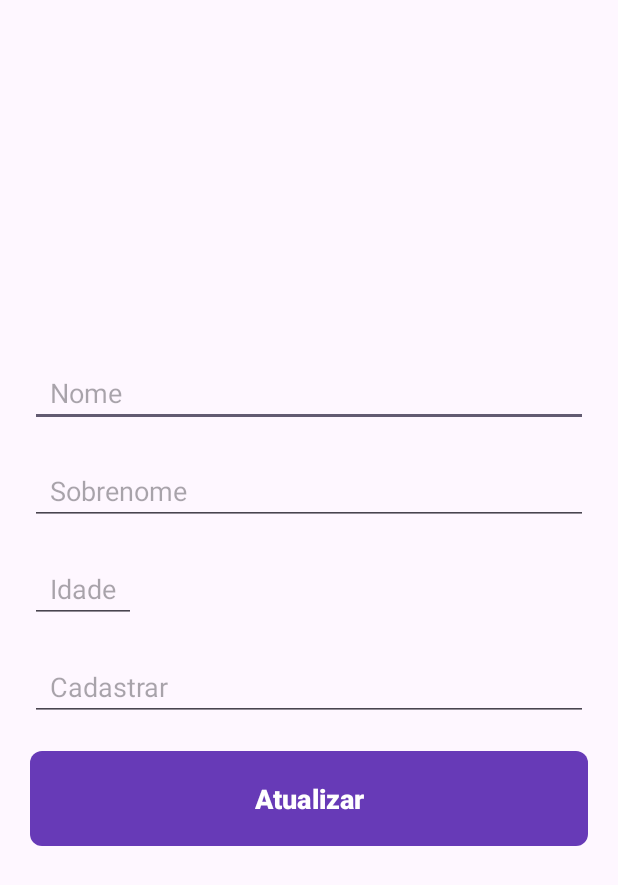
After one commit to herickkgb/AgendaDeTarefas, an Android app: the AtualizarUsuario screen opened directly, with no data from a screen before it, on a phone screen of 412 x 824 dp. The commit adds this screen. Shown: the top 885 px of the screen. Run offline under Robolectric (Android 15) with nearby library versions, the phone set to English and light mode, and no system bars.

Commit message:
Implementando DAO delete update

```diff
--- /dev/null
+++ b/app/src/main/java/com/herick/agendadetarefas/AtualizarUsuario.kt
@@ -0,0 +1,89 @@
+package com.herick.agendadetarefas
+
+import androidx.appcompat.app.AppCompatActivity
+import android.os.Bundle
+import android.widget.Toast
+import com.herick.agendadetarefas.dao.UsuarioDAO
+import com.herick.agendadetarefas.databinding.ActivityAtualizarUsuarioBinding
+import com.herick.agendadetarefas.databinding.ActivityCadastrarUsuarioBinding
+import com.herick.agendadetarefas.databinding.ActivityMainBinding
+import kotlinx.coroutines.CoroutineScope
+import kotlinx.coroutines.Dispatchers
+import kotlinx.coroutines.launch
+import kotlinx.coroutines.withContext
+
+class AtualizarUsuario : AppCompatActivity() {
+    private lateinit var binding: ActivityAtualizarUsuarioBinding
+
+    private lateinit var usuarioDAO: UsuarioDAO
+    override fun onCreate(savedInstanceState: Bundle?) {
+        super.onCreate(savedInstanceState)
+        binding = ActivityAtualizarUsuarioBinding.inflate(layoutInflater)
+        val view = binding.root
+        setContentView(view)
+
+        val nomeRecuperado = intent.extras?.getString("nome")
+        val sobrenomeRecuperado = intent.extras?.getString("sobrenome")
+        val numeroRecuperado = intent.extras?.getString("numero")
+        val idadeRecuperado = intent.extras?.getString("idade")
+        val uidRecuperado = intent.extras?.getString("uid")
+
+        binding.editNome.setText(nomeRecuperado)
+        binding.editSobrenome.setText(sobrenomeRecuperado)
+        binding.editTelefone.setText(numeroRecuperado)
+        binding.editIdade.setText(idadeRecuperado)
+
+        binding.btAtualizar.setOnClickListener {
+            CoroutineScope(Dispatchers.IO).launch {
+                val nome = binding.editNome.text.toString()
+                val sobrenome = binding.editSobrenome.text.toString()
+                val numero = binding.editTelefone.text.toString()
+                val idade =
+                    binding.editIdade.text.toString()  // Assuming you have an EditText for age with the id 'editIdade'
+                val uid = intent.extras!!.getInt("uid")
+                val mensagem: Boolean
+
+                if (nome.isEmpty() || sobrenome.isEmpty() || numero.isEmpty() || idade.isEmpty()) {
+                    mensagem = false
+                } else {
+                    mensagem = true
+
+                    atualizarContato(uid, nome, sobrenome, numero, idade)
+
+                }
+
+                withContext(Dispatchers.Main) {
+                    if (mensagem) {
+                        Toast.makeText(
+                            this@AtualizarUsuario,
+                            "Atualizado com sucesso",
+                            Toast.LENGTH_SHORT
+                        ).show()
+                        finish()
+                    } else {
+                        Toast.makeText(
+                            this@AtualizarUsuario,
+                            "Preencha todos os campos",
+                            Toast.LENGTH_SHORT
+                        ).show()
+                    }
+                }
+            }
+        }
+
+
+    }
+
+    private fun atualizarContato(
+        uid: Int,
+        nome: String,
+        sobrenome: String,
+        numero: String,
+        idade: String
+
+    ) {
+        usuarioDAO = AppDataBase.getInstance(this).usuarioDao()
+        usuarioDAO.atualizar(uid, nome, sobrenome, numero, idade)
+    }
+
+}
--- a/app/src/main/java/com/herick/agendadetarefas/CadastrarUsuario.kt
+++ b/app/src/main/java/com/herick/agendadetarefas/CadastrarUsuario.kt
@@ -48,13 +48,15 @@ class CadastrarUsuario : AppCompatActivity() {
                             "Preencha todos os campos!",
                             Toast.LENGTH_SHORT
                         ).show()
-                        finish()
+
                     } else {
                         Toast.makeText(
                             applicationContext,
                             "Sucesso ao cadastrar usuário!",
                             Toast.LENGTH_SHORT
                         ).show()
+                        finish()
+
                     }
                 }
             }
@@ -69,5 +71,4 @@ class CadastrarUsuario : AppCompatActivity() {
         usuarioDAO = AppDataBase.getInstance(this).usuarioDao()
         usuarioDAO.inserir(listaUsuario)
     }
-
 }
--- a/app/src/main/java/com/herick/agendadetarefas/dao/UsuarioDAO.kt
+++ b/app/src/main/java/com/herick/agendadetarefas/dao/UsuarioDAO.kt
@@ -1,12 +1,27 @@
 package com.herick.agendadetarefas.dao
 
 import androidx.room.Dao
+import androidx.room.Delete
 import androidx.room.Insert
+import androidx.room.Query
 import com.herick.agendadetarefas.model.Usuario
 
 @Dao
 interface UsuarioDAO {
 
     @Insert
-    fun inserir(listaUsuarios:MutableList<Usuario>)
+    fun inserir(listaUsuarios: MutableList<Usuario>)
+
+    @Query("SELECT * FROM tabela_usuarios ORDER BY nome ASC")
+    fun get(): MutableList<Usuario>
+
+    @Query("UPDATE tabela_usuarios SET nome = :novoNome, sobrenome = :novoSobrenome,celular = :novoCelular, idade = :novaIdade WHERE uid = :id")
+    fun atualizar(
+        id: Int,
+        novoNome: String,
+        novoSobrenome: String,
+        novoCelular: String,
+        novaIdade: String
+
+    )
 }
--- /dev/null
+++ b/app/src/main/res/drawable/ic_delete.xml
@@ -0,0 +1,5 @@
+<vector android:height="24dp" android:tint="#FF0000"
+    android:viewportHeight="24" android:viewportWidth="24"
+    android:width="24dp" xmlns:android="http://schemas.android.com/apk/res/android">
+    <path android:fillColor="@android:color/white" android:pathData="M6,19c0,1.1 0.9,2 2,2h8c1.1,0 2,-0.9 2,-2V7H6v12zM19,4h-3.5l-1,-1h-5l-1,1H5v2h14V4z"/>
+</vector>
--- /dev/null
+++ b/app/src/main/res/drawable/ic_edit.xml
@@ -0,0 +1,5 @@
+<vector android:height="24dp" android:tint="#000000"
+    android:viewportHeight="24" android:viewportWidth="24"
+    android:width="24dp" xmlns:android="http://schemas.android.com/apk/res/android">
+    <path android:fillColor="@android:color/white" android:pathData="M3,10h11v2H3V10zM3,8h11V6H3V8zM3,16h7v-2H3V16zM18.01,12.87l0.71,-0.71c0.39,-0.39 1.02,-0.39 1.41,0l0.71,0.71c0.39,0.39 0.39,1.02 0,1.41l-0.71,0.71L18.01,12.87zM17.3,13.58l-5.3,5.3V21h2.12l5.3,-5.3L17.3,13.58z"/>
+</vector>
--- /dev/null
+++ b/app/src/main/res/layout/activity_atualizar_usuario.xml
@@ -0,0 +1,64 @@
+<?xml version="1.0" encoding="utf-8"?>
+<LinearLayout xmlns:android="http://schemas.android.com/apk/res/android"
+    xmlns:app="http://schemas.android.com/apk/res-auto"
+    xmlns:tools="http://schemas.android.com/tools"
+    android:layout_width="match_parent"
+    android:layout_height="match_parent"
+    android:gravity="center_vertical"
+    android:orientation="vertical"
+    tools:context=".CadastrarUsuario">
+
+    <EditText
+        android:layout_marginStart="20dp"
+        android:layout_marginEnd="20dp"
+        android:id="@+id/editNome"
+        android:layout_width="match_parent"
+        android:layout_height="wrap_content"
+        android:hint="  Nome" />
+
+    <EditText
+        android:layout_marginStart="20dp"
+        android:layout_marginEnd="20dp"
+        android:id="@+id/editSobrenome"
+        android:layout_width="match_parent"
+        android:layout_height="wrap_content"
+        android:layout_marginTop="20dp"
+        android:hint="  Sobrenome" />
+
+    <EditText
+        android:id="@+id/editIdade"
+        android:layout_width="wrap_content"
+        android:layout_height="wrap_content"
+        android:layout_marginStart="20dp"
+        android:layout_marginTop="20dp"
+        android:layout_marginEnd="20dp"
+        android:hint="  Idade  "
+        android:inputType="number"
+        android:gravity="center"
+        android:maxLength="2" />
+
+    <EditText
+        android:layout_marginStart="20dp"
+        android:layout_marginEnd="20dp"
+        android:id="@+id/editTelefone"
+        android:layout_width="match_parent"
+        android:layout_height="wrap_content"
+        android:layout_marginTop="20dp"
+        android:hint="  Cadastrar"
+        android:inputType="phone"
+        android:maxLength="15" />
+
+    <Button
+        android:id="@+id/btAtualizar"
+        android:layout_width="match_parent"
+        android:layout_height="wrap_content"
+        android:layout_margin="20dp"
+        android:layout_marginTop="20dp"
+        android:background="@drawable/btn_cadastrar"
+        android:padding="15dp"
+        android:text="Atualizar"
+        android:textColor="@color/white"
+        android:textSize="18dp"
+        android:textStyle="bold" />
+
+</LinearLayout>
```
Also changed, not shown: app/src/main/AndroidManifest.xml (+6 -3 lines), app/src/main/java/com/herick/agendadetarefas/MainActivity.kt (+44 -0 lines), app/src/main/java/com/herick/agendadetarefas/adapter/ContatoAdapter.kt (added, +77 -0 lines), app/src/main/res/drawable/rounded_gray_background.xml (added, +11 -0 lines), app/src/main/res/layout/contato_item.xml (added, +91 -0 lines).
